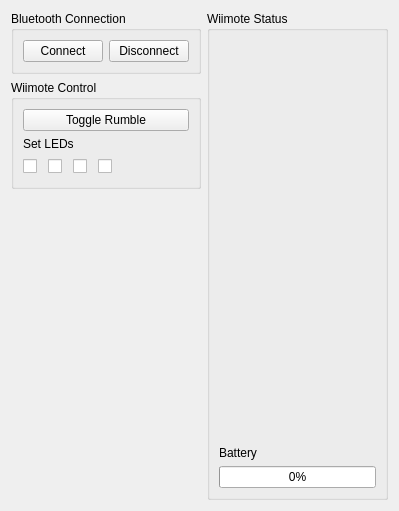
First picture: the form in application/ui/wiimote_test.ui, repository eidorb/swiim, before the edit.
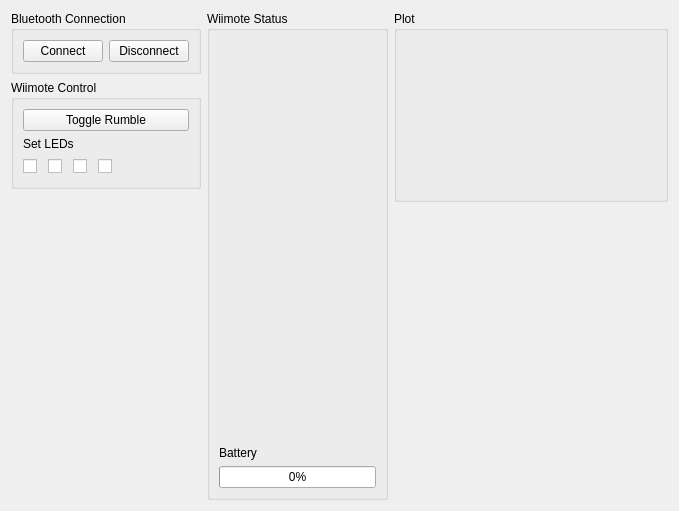
Second picture: the form after the edit. Icons and pictures are not drawn.

Commit message: Add plot container widget to wiimote test form

```diff
--- a/application/ui/wiimote_test.ui
+++ b/application/ui/wiimote_test.ui
@@ -458,6 +458,42 @@
      </item>
     </layout>
    </item>
+   <item>
+    <layout class="QVBoxLayout" name="plotLayout">
+     <item>
+      <widget class="QGroupBox" name="plotGroup">
+       <property name="title">
+        <string>Plot</string>
+       </property>
+       <layout class="QVBoxLayout" name="verticalLayout_4">
+        <item>
+         <widget class="QWidget" name="plotContainer" native="true">
+          <property name="minimumSize">
+           <size>
+            <width>250</width>
+            <height>150</height>
+           </size>
+          </property>
+         </widget>
+        </item>
+       </layout>
+      </widget>
+     </item>
+     <item>
+      <spacer name="plotSpacer">
+       <property name="orientation">
+        <enum>Qt::Vertical</enum>
+       </property>
+       <property name="sizeHint" stdset="0">
+        <size>
+         <width>20</width>
+         <height>40</height>
+        </size>
+       </property>
+      </spacer>
+     </item>
+    </layout>
+   </item>
    <item>
     <spacer name="spacer">
      <property name="orientation">
```
The commit also changes 1 other file.
